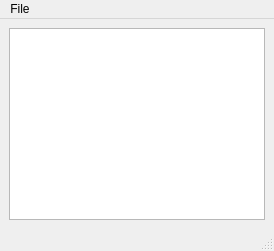
This is mainwindow.ui in prince-espiot/Game_tut as Qt 5 draws it before an edit. The edited form follows.
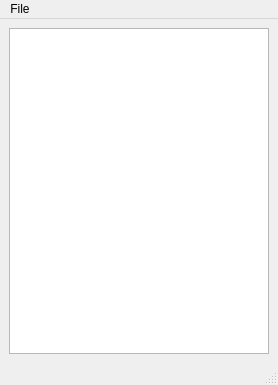
This is the edited form.

```diff
--- a/mainwindow.ui
+++ b/mainwindow.ui
@@ -2,6 +2,14 @@
 <ui version="4.0">
  <class>MainWindow</class>
  <widget class="QMainWindow" name="MainWindow">
+  <property name="geometry">
+   <rect>
+    <x>0</x>
+    <y>0</y>
+    <width>278</width>
+    <height>385</height>
+   </rect>
+  </property>
   <property name="sizePolicy">
    <sizepolicy hsizetype="Fixed" vsizetype="Fixed">
     <horstretch>0</horstretch>
@@ -30,8 +38,8 @@
     <rect>
      <x>0</x>
      <y>0</y>
-     <width>504</width>
-     <height>21</height>
+     <width>278</width>
+     <height>22</height>
     </rect>
    </property>
    <widget class="QMenu" name="menuFile">
```
